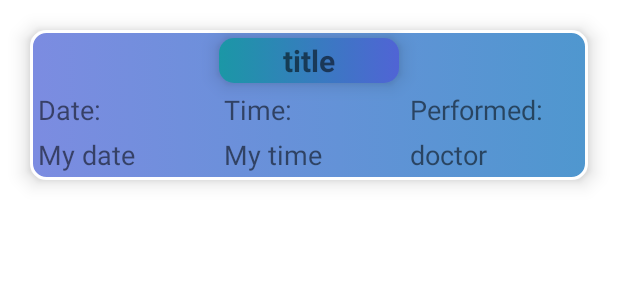
After one commit to Ken329/AndroidStudio_ClinicApp, an Android app: the layout user_listview.xml on its own in the app's theme, with its tools: preview values and no code run, on a phone screen of 412 x 824 dp. The commit adds this screen. Shown: the top 300 px of the screen. Run offline under Robolectric (Android 15) with nearby library versions, the phone set to English and light mode, and no system bars.

Commit message:
Done User Appointment Page

```diff
--- a/app/src/main/AndroidManifest.xml
+++ b/app/src/main/AndroidManifest.xml
@@ -9,7 +9,8 @@
         android:roundIcon="@mipmap/ic_launcher_round"
         android:supportsRtl="true"
         android:theme="@style/Theme.ClinicApplication">
-        <activity android:name=".MainAdminEmployee"></activity>
+        <activity android:name=".MainUser"></activity>
+        <activity android:name=".MainAdminEmployee" />
         <activity android:name=".MainAdminDetail" />
         <activity android:name=".MainAdmin" />
         <activity android:name=".MainSignUp" />
--- a/app/src/main/java/com/example/clinicapplication/MainActivity.java
+++ b/app/src/main/java/com/example/clinicapplication/MainActivity.java
@@ -91,6 +91,9 @@ public class MainActivity extends AppCompatActivity {
                             if(snapshot.exists()){
                                 String dataPass = snapshot.child(myUsername).child("password").getValue().toString();
                                 if(dataPass.equals(myPassword)){
+                                    Intent intent = new Intent(v.getContext(), MainUser.class);
+                                    intent.putExtra("username", myUsername);
+                                    startActivity(intent);
                                     Toast.makeText(MainActivity.this, "Welcome back " + myUsername, Toast.LENGTH_SHORT).show();
                                 }else{
                                     password.setError("Wrong password");
--- /dev/null
+++ b/app/src/main/res/drawable/appointment_title.xml
@@ -0,0 +1,11 @@
+<?xml version="1.0" encoding="utf-8"?>
+<selector xmlns:android="http://schemas.android.com/apk/res/android">
+    <item>
+        <shape android:shape="rectangle">
+            <corners android:radius="10dp"></corners>
+            <gradient
+                android:endColor="#5064D5"
+                android:startColor="#1B97A6"></gradient>
+        </shape>
+    </item>
+</selector>
--- /dev/null
+++ b/app/src/main/res/layout/user_listview.xml
@@ -0,0 +1,142 @@
+<?xml version="1.0" encoding="utf-8"?>
+<androidx.constraintlayout.widget.ConstraintLayout
+    xmlns:android="http://schemas.android.com/apk/res/android"
+    xmlns:app="http://schemas.android.com/apk/res-auto"
+    android:layout_width="match_parent"
+    android:layout_height="match_parent">
+
+    <LinearLayout
+        android:layout_width="match_parent"
+        android:layout_height="100dp"
+        android:layout_margin="20dp"
+        android:background="@drawable/input"
+        android:elevation="8dp"
+        android:orientation="vertical"
+        app:layout_constraintEnd_toEndOf="parent"
+        app:layout_constraintStart_toStartOf="parent"
+        app:layout_constraintTop_toTopOf="parent">
+        <LinearLayout
+            android:layout_width="120dp"
+            android:layout_height="30dp"
+            android:layout_gravity="center"
+            android:background="@drawable/appointment_title"
+            android:layout_marginTop="5dp"
+            android:elevation="8dp"
+            app:layout_constraintEnd_toEndOf="parent"
+            app:layout_constraintStart_toStartOf="parent"
+            app:layout_constraintTop_toTopOf="parent">
+
+            <TextView
+                android:id="@+id/listUserService"
+                android:layout_width="match_parent"
+                android:layout_height="match_parent"
+                android:gravity="center"
+                android:text="title"
+                android:textSize="20dp"
+                android:textStyle="bold"></TextView>
+        </LinearLayout>
+        <LinearLayout
+            android:layout_width="match_parent"
+            android:layout_height="60dp"
+            android:weightSum="3">
+            <LinearLayout
+                android:layout_width="match_parent"
+                android:layout_height="match_parent"
+                android:orientation="vertical"
+                android:weightSum="2"
+                android:layout_weight="1">
+                <LinearLayout
+                    android:layout_width="match_parent"
+                    android:layout_height="match_parent"
+                    android:layout_weight="1">
+                    <TextView
+                        android:layout_width="match_parent"
+                        android:layout_height="match_parent"
+                        android:text="Date: "
+                        android:textSize="18dp"
+                        android:layout_marginTop="5dp"
+                        android:layout_marginLeft="5dp"></TextView>
+                </LinearLayout>
+                <LinearLayout
+                    android:layout_width="match_parent"
+                    android:layout_height="match_parent"
+                    android:layout_weight="1">
+                    <TextView
+                        android:id="@+id/listUserDate"
+                        android:layout_width="match_parent"
+                        android:layout_height="match_parent"
+                        android:layout_marginLeft="5dp"
+                        android:text="My date"
+                        android:layout_marginTop="5dp"
+                        android:textSize="18dp"></TextView>
+                </LinearLayout>
+            </LinearLayout>
+            <LinearLayout
+                android:layout_width="match_parent"
+                android:layout_height="match_parent"
+                android:orientation="vertical"
+                android:weightSum="2"
+                android:layout_weight="1">
+                <LinearLayout
+                    android:layout_width="match_parent"
+                    android:layout_height="match_parent"
+                    android:layout_weight="1">
+                    <TextView
+                        android:layout_width="match_parent"
+                        android:layout_height="match_parent"
+                        android:text="Time: "
+                        android:textSize="18dp"
+                        android:layout_marginTop="5dp"
+                        android:layout_marginLeft="5dp"></TextView>
+                </LinearLayout>
+                <LinearLayout
+                    android:layout_width="match_parent"
+                    android:layout_height="match_parent"
+                    android:layout_weight="1">
+
+                    <TextView
+                        android:id="@+id/listUserTime"
+                        android:layout_width="match_parent"
+                        android:layout_height="match_parent"
+                        android:layout_marginLeft="5dp"
+                        android:text="My time"
+                        android:layout_marginTop="5dp"
+                        android:textSize="18dp"></TextView>
+                </LinearLayout>
+            </LinearLayout>
+            <LinearLayout
+                android:layout_width="match_parent"
+                android:layout_height="match_parent"
+                android:orientation="vertical"
+                android:weightSum="2"
+                android:layout_weight="1">
+                <LinearLayout
+                    android:layout_width="match_parent"
+                    android:layout_height="match_parent"
+                    android:layout_weight="1">
+                    <TextView
+                        android:layout_width="match_parent"
+                        android:layout_height="match_parent"
+                        android:text="Performed: "
+                        android:textSize="18dp"
+                        android:layout_marginTop="5dp"
+                        android:layout_marginLeft="5dp"></TextView>
+                </LinearLayout>
+                <LinearLayout
+                    android:layout_width="match_parent"
+                    android:layout_height="match_parent"
+                    android:layout_weight="1">
+
+                    <TextView
+                        android:id="@+id/listUserPerform"
+                        android:layout_width="match_parent"
+                        android:layout_height="match_parent"
+                        android:layout_marginLeft="5dp"
+                        android:text="doctor"
+                        android:layout_marginTop="5dp"
+                        android:textSize="18dp"></TextView>
+                </LinearLayout>
+            </LinearLayout>
+        </LinearLayout>
+    </LinearLayout>
+</androidx.constraintlayout.widget.ConstraintLayout>
```
Also changed, not shown: app/src/main/java/com/example/clinicapplication/MainUser.java (added, +160 -0 lines), app/src/main/java/com/example/clinicapplication/appointmentDetail.java (added, +44 -0 lines), app/src/main/res/layout/activity_main_user.xml (added, +73 -0 lines), app/src/main/res/layout/popup_user.xml (added, +120 -0 lines).
